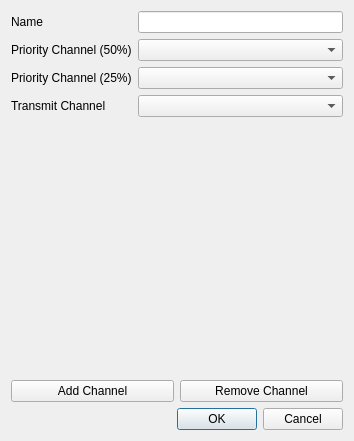
Above: src/scanlistdialog.ui from hmatuschek/qdmr before the change. Below: the same form after it.
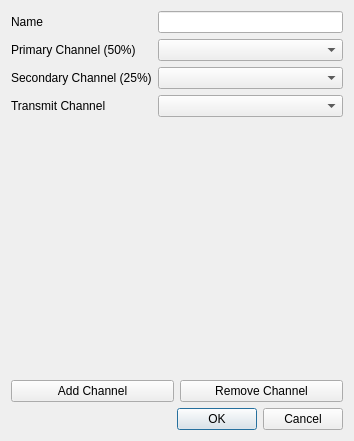
That is the form after the change. Custom widgets are drawn as their Qt base class.

What changed in the file:
```diff
--- a/src/scanlistdialog.ui
+++ b/src/scanlistdialog.ui
@@ -29,7 +29,7 @@
      <item row="1" column="0">
       <widget class="QLabel" name="priorityChannel50Label">
        <property name="text">
-        <string>Priority Channel (50%)</string>
+        <string>Primary Channel (50%)</string>
        </property>
       </widget>
      </item>
@@ -39,7 +39,7 @@
      <item row="2" column="0">
       <widget class="QLabel" name="priorityChannel25Label">
        <property name="text">
-        <string>Priority Channel (25%)</string>
+        <string>Secondary Channel (25%)</string>
        </property>
       </widget>
      </item>
```
